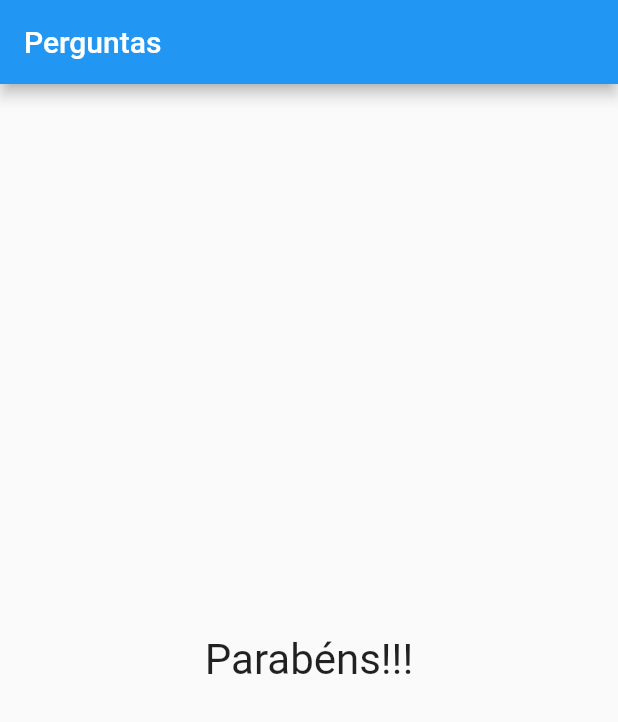
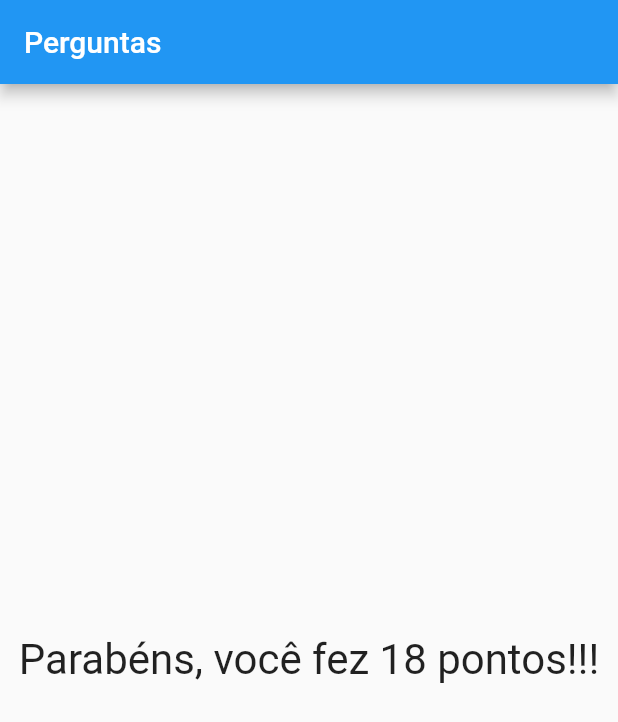
Before and after one commit to MarckVinny/CursoFlutter, a Flutter app: the screen it shows after launch, after a tap on "Preto", after a tap on "Cobra", after a tap on "João", on a phone screen of 412 x 824 dp. Shown: the top 722 px of the screen. Run offline on Flutter 3.47's test engine with Material 2 defaults, Android fonts, the phone set to English and light mode, and no system bars.

Commit message:
Colocando pontuação no Resultado.

```diff
--- a/lib/main.dart
+++ b/lib/main.dart
@@ -9,6 +9,7 @@ main() => runApp(PerguntaApp());
 class _PerguntaAppState extends State<PerguntaApp> {
   var _perguntaSelecionada = 0;
   var _pontuacaoTotal = 0;
+
 //   Cria a Lista de Perguntas e Respostas
   final _perguntas = const [
     {
@@ -79,7 +80,7 @@ class _PerguntaAppState extends State<PerguntaApp> {
                 perguntaSelecionada: _perguntaSelecionada,
                 quandoResponder: _responder,
               )
-            : Resultado('Parabéns!!!'),
+            : Resultado('Parabéns, você fez $_pontuacaoTotal pontos!!!'),
       ),
     );
   }
```
